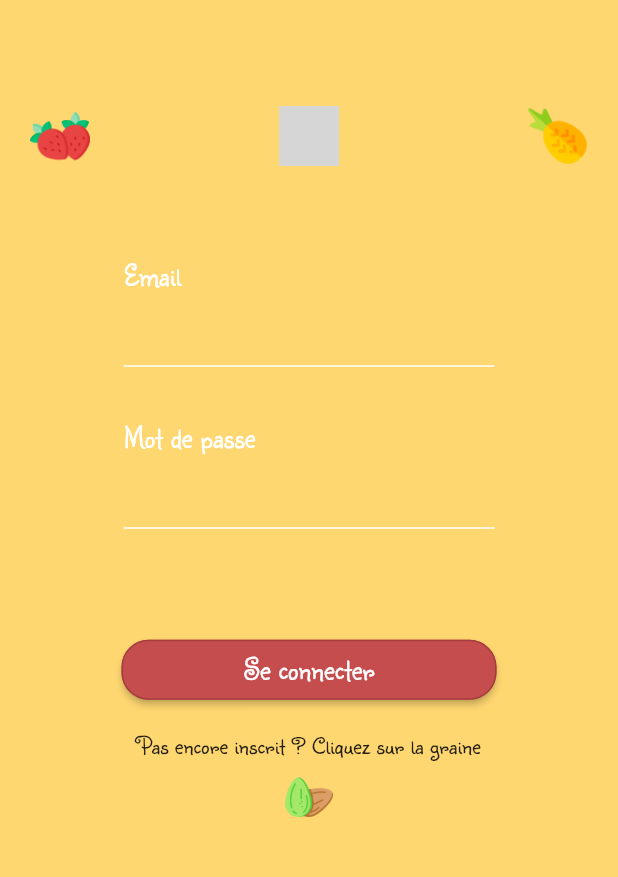
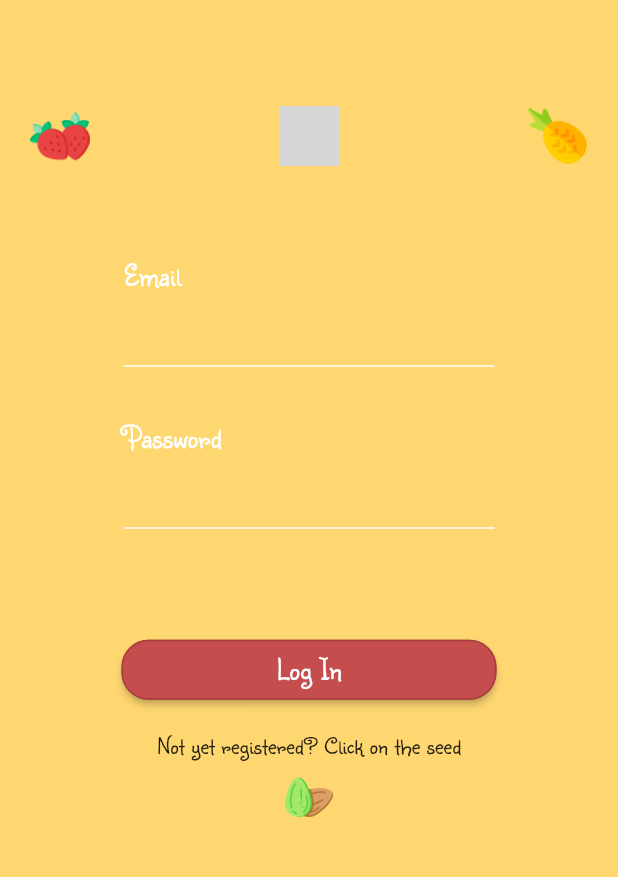
Before and after one commit to bbluxe/FL1-IncroyableMec, a Flutter app: the screen it shows after launch, on a phone screen of 412 x 824 dp, the part 276-1153 px from its top. Run offline on Flutter 3.47's test engine with Material 2 defaults, Android fonts, the phone set to English and light mode, and no system bars; our stand-ins replace firebase_auth, firebase_core, image_picker; missing offline and left inert: status_alert; accounts and stored records are empty; grey boxes are pictures that could not be loaded.

Commit message:
Update : EN Language

```diff
--- a/smoothit/lib/Screens/Connected/Home/components/body.dart
+++ b/smoothit/lib/Screens/Connected/Home/components/body.dart
@@ -42,7 +42,7 @@ class _BodyState extends State<Body> {
           Container(
             width: 150,
             child: RaisedButton(
-                child: const Text('Mixer',
+                child: const Text('Mix',
                     style: TextStyle(color: Colors.white, fontSize: 20)),
                 color: kPrimaryColor,
                 shape: RoundedRectangleBorder(
--- a/smoothit/lib/Screens/Connected/TabBar.dart
+++ b/smoothit/lib/Screens/Connected/TabBar.dart
@@ -34,11 +34,11 @@ class _CustomTabBarState extends State<CustomTabBar> {
         items: const <BottomNavigationBarItem>[
           BottomNavigationBarItem(
             icon: Icon(Icons.home),
-            label: 'Accueil',
+            label: 'Home',
           ),
           BottomNavigationBarItem(
             icon: Icon(Icons.account_circle),
-            label: 'Profil',
+            label: 'Profile',
           ),
         ],
         currentIndex: _selectedIndex,
--- a/smoothit/lib/Screens/LogIn/components/body.dart
+++ b/smoothit/lib/Screens/LogIn/components/body.dart
@@ -20,7 +20,7 @@ class _BodyState extends State<Body> {
         LogInForm(size: size),
         SizedBox(height: 20),
         Center(
-            child: Text('Pas encore inscrit ? Cliquez sur la graine',
+            child: Text('Not yet registered? Click on the seed',
                 style: TextStyle(fontSize: 16))),
         Center(
             child: IconButton(
--- a/smoothit/lib/Screens/LogIn/components/logInfForm.dart
+++ b/smoothit/lib/Screens/LogIn/components/logInfForm.dart
@@ -56,7 +56,7 @@ class _LogInFormState extends State<LogInForm> {
                 )),
             const SizedBox(height: 10),
             const Text(
-              'Mot de passe',
+              'Password',
               style: TextStyle(color: Colors.white, fontSize: 20),
             ),
             Container(
@@ -93,7 +93,7 @@ class _LogInFormState extends State<LogInForm> {
               width: 250,
               height: 40,
               child: RaisedButton(
-                child: const Text('Se connecter',
+                child: const Text('Log In',
                     style: TextStyle(color: Colors.white, fontSize: 20)),
                 color: kPrimaryColor,
                 shape: RoundedRectangleBorder(
@@ -103,8 +103,8 @@ class _LogInFormState extends State<LogInForm> {
                   if (_formKey.currentState.validate()) {
                     dynamic result = _auth.signIn(context, email, password);
                     if (result == null) {
-                      setState(() =>
-                          error = "Les champs remplies semblent invalides");
+                      setState(() => error =
+                          "Please supply a valid email or an email never used");
                     }
                   }
                 },
--- a/smoothit/lib/Screens/Register/components/body.dart
+++ b/smoothit/lib/Screens/Register/components/body.dart
@@ -25,7 +25,7 @@ class _BodyState extends State<Body> {
               mainAxisAlignment: MainAxisAlignment.start,
               children: <Widget>[
                 SizedBox(height: 80),
-                const Text("Veuillez entrez vos identifiants",
+                const Text("Please enter your credentials",
                     style: TextStyle(color: Colors.white, fontSize: 20)),
                 SizedBox(height: 30),
                 Column(crossAxisAlignment: CrossAxisAlignment.start, children: [
@@ -95,7 +95,7 @@ class _BodyState extends State<Body> {
                     width: 250,
                     height: 40,
                     child: RaisedButton(
-                      child: const Text("S'inscrire",
+                      child: const Text("Register",
                           style: TextStyle(color: Colors.white, fontSize: 20)),
                       color: kPrimaryColor,
                       shape: RoundedRectangleBorder(
```
Also changed, not shown: 2 other files.
